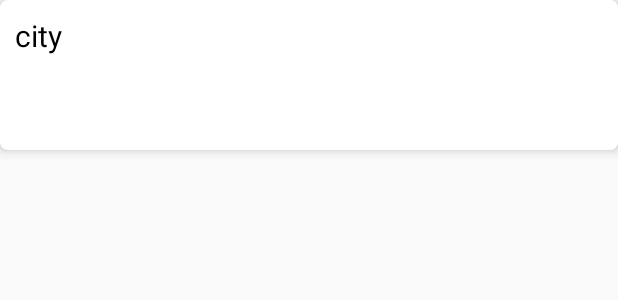
After one commit to mnewlive/TestTask, an Android app: the layout list_item.xml on its own in the app's theme, with its tools: preview values and no code run, on a phone screen of 412 x 824 dp. The commit adds this screen. Shown: the top 300 px of the screen. Run offline under Robolectric (Android 15) with nearby library versions, the phone set to English and light mode, and no system bars.

Commit message:
Add new libraries
Made some changes with xml
Populate RecyclerView

```diff
--- a/AndroidStudioProjects/TestTask/app/src/main/AndroidManifest.xml
+++ b/AndroidStudioProjects/TestTask/app/src/main/AndroidManifest.xml
@@ -14,14 +14,14 @@
             android:name="com.facebook.sdk.ApplicationId"
             android:value="@string/facebook_app_id" />
 
-        <activity android:name=".MainActivity">
+        <activity android:name=".activities.MainActivity">
             <intent-filter>
                 <action android:name="android.intent.action.MAIN" />
 
                 <category android:name="android.intent.category.LAUNCHER" />
             </intent-filter>
         </activity>
-        <activity android:name=".Country"></activity>
+        <activity android:name=".activities.DetailsOfCityActivity" />
     </application>
 
 </manifest>
--- a/AndroidStudioProjects/TestTask/app/src/main/res/layout/activity_main.xml
+++ b/AndroidStudioProjects/TestTask/app/src/main/res/layout/activity_main.xml
@@ -7,7 +7,7 @@
     android:paddingLeft="@dimen/activity_horizontal_margin"
     android:paddingRight="@dimen/activity_horizontal_margin"
     android:paddingTop="@dimen/activity_vertical_margin"
-    tools:context="com.simpals.testtask.MainActivity">
+    tools:context=".activities.MainActivity">
 
     <com.facebook.login.widget.LoginButton
         android:id="@+id/login_button"
--- /dev/null
+++ b/AndroidStudioProjects/TestTask/app/src/main/res/layout/list_item.xml
@@ -0,0 +1,25 @@
+<?xml version="1.0" encoding="utf-8"?>
+<android.support.v7.widget.CardView xmlns:android="http://schemas.android.com/apk/res/android"
+    xmlns:card_view="http://schemas.android.com/apk/res-auto"
+    android:id="@+id/cardView"
+    android:layout_width="match_parent"
+    android:layout_height="100dp"
+    android:layout_marginBottom="5dp"
+    card_view:cardCornerRadius="5dp"
+    card_view:cardElevation="5dp"
+    card_view:contentPadding="10dp">
+
+    <LinearLayout
+        android:layout_width="match_parent"
+        android:layout_height="wrap_content"
+        android:orientation="vertical">
+
+        <TextView
+            android:id="@+id/textViewCity"
+            style="@style/MyStyle"
+            android:layout_width="wrap_content"
+            android:layout_height="wrap_content"
+            android:text="@string/city" />
+    </LinearLayout>
+
+</android.support.v7.widget.CardView>
--- a/AndroidStudioProjects/TestTask/app/src/main/res/values/strings.xml
+++ b/AndroidStudioProjects/TestTask/app/src/main/res/values/strings.xml
@@ -3,4 +3,9 @@
     <string name="facebook_app_id">625013414322824</string>
     <string name="on_cancel_message">You canceled signing in Facebook</string>
     <string name="on_error_message">Error, please, try later</string>
+    <string name="city">city</string>
+    <string name="county_name">county</string>
+    <string name="description">description</string>
+    <string name="zip_code">zipcode</string>
+    <string name="street_type">street_type</string>
 </resources>
--- a/AndroidStudioProjects/TestTask/app/src/main/res/values/styles.xml
+++ b/AndroidStudioProjects/TestTask/app/src/main/res/values/styles.xml
@@ -8,4 +8,9 @@
         <item name="colorAccent">@color/colorAccent</item>
     </style>
 
+    <style name="MyStyle" parent="AppTheme">
+        <item name="android:textSize">20sp</item>
+        <item name="android:textColor">#000000</item>
+    </style>
+
 </resources>
```
Also changed, not shown: AndroidStudioProjects/TestTask/app/build.gradle (+18 -1 lines), AndroidStudioProjects/TestTask/app/src/main/java/com/simpals/testtask/Constants.java (added, +9 -0 lines), AndroidStudioProjects/TestTask/app/src/main/java/com/simpals/testtask/Country.java (deleted, +0 -13 lines), AndroidStudioProjects/TestTask/app/src/main/java/com/simpals/testtask/Model/City.java (added, +35 -0 lines), AndroidStudioProjects/TestTask/app/src/main/java/com/simpals/testtask/StringFormater.java (added, +19 -0 lines), AndroidStudioProjects/TestTask/app/src/main/java/com/simpals/testtask/adapters/CityAdapter.java (added, +73 -0 lines), AndroidStudioProjects/TestTask/app/src/main/res/layout/activity_details_of_city.xml (added, +33 -0 lines).
